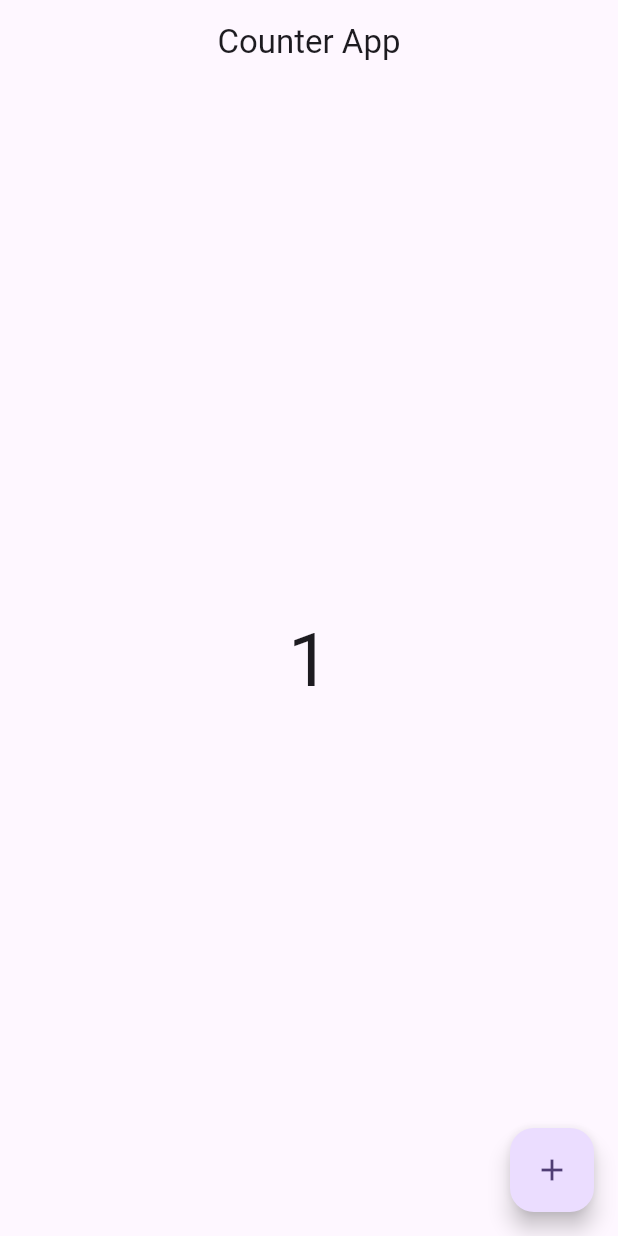
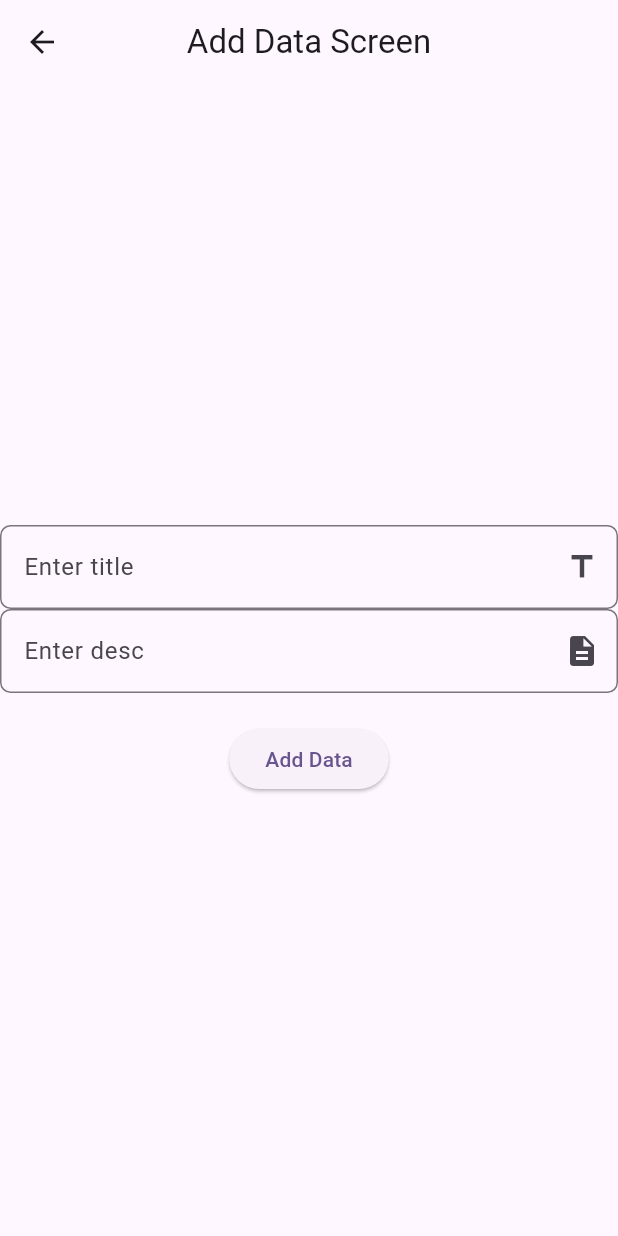
Before and after one commit to kalashkose0/GetX, a Flutter app: the screen it shows after launch, after a tap on the "add" icon, on a phone screen of 412 x 824 dp. Run offline on Flutter 3.47's test engine with Material 3 defaults, Android fonts, the phone set to English and light mode, and no system bars; our stand-ins replace get, sqflite; accounts and stored records are empty.

Commit message:
database

```diff
--- /dev/null
+++ b/lib/controllers/dbHelperController.dart
@@ -0,0 +1,18 @@
+import 'package:get/get.dart';
+import 'package:getx/database/dbhelper.dart';
+import 'package:getx/models/notesmodel.dart';
+import 'package:getx/controllers/counterController.dart';
+
+class DbHelperController extends GetxController {
+  final DbHelper dbHelper = Get.put(DbHelper());
+  var notes = <NotesModel>[].obs;
+  Future<void> addNotes(NotesModel newnote) async {
+    await dbHelper.addNotes(newnote);
+    notes.add(newnote);
+  }
+
+  Future<void> fetchNotes() async {
+    await dbHelper.getNotes();
+    notes.assignAll(await dbHelper.getNotes());
+  }
+}
--- /dev/null
+++ b/lib/database/dbhelper.dart
@@ -0,0 +1,63 @@
+import 'dart:io';
+import 'package:get/get.dart';
+import 'package:path/path.dart';
+import 'package:path_provider/path_provider.dart';
+import 'package:sqflite/sqflite.dart';
+import '../Models/notesmodel.dart';
+
+class DbHelper extends GetxController{
+  static final DbHelper db = DbHelper();
+  Database? _database;
+  static const Note_table = "notes_table";
+  static const Note_id = "notes_id";
+  static const Note_title = "notes_title";
+  static const Note_desc = "notes_desc";
+
+  Future<Database> getDb() async {
+    if (_database != null) {
+      return _database!;
+    } else {
+      return await initDb();
+    }
+  }
+
+  Future<Database> initDb() async {
+    Directory directory = await getApplicationDocumentsDirectory();
+    var dbpath = join(directory.path + "notesdb.db");
+    return openDatabase(dbpath, version: 1, onCreate: (db, version) {
+      return db.execute(
+          "create table $Note_table ( $Note_id integer primary key autoincrement, $Note_title text, $Note_desc text ) ");
+    });
+  }
+
+  Future<bool> addNotes(NotesModel notesModel) async {
+    var db = await getDb();
+    int count = await db.insert(Note_table, notesModel.toMap());
+    return count > 0;
+  }
+
+  Future<List<NotesModel>> getNotes() async {
+    var db = await getDb();
+    List<NotesModel> listNotes = [];
+    var data = await db.query(Note_table);
+    for (Map<String, dynamic> eachdata in data) {
+      NotesModel newdata = NotesModel.fromMap(eachdata);
+      listNotes.add(newdata);
+    }
+    return listNotes;
+  }
+
+  Future<bool> UpdateNotes(NotesModel notesModel) async {
+    var db = await getDb();
+    var count = await db.update(Note_table, notesModel.toMap(),
+        where: "$Note_id=${notesModel.noteid}");
+    return count > 0;
+  }
+
+  Future<bool> DeleteNotes(int id) async {
+    var db = await getDb();
+    var count1 = await db.delete(Note_table,
+        where: "$Note_id=?", whereArgs: [id.toString()]);
+    return count1 > 0;
+  }
+}
--- a/lib/main.dart
+++ b/lib/main.dart
@@ -1,6 +1,7 @@
 import 'package:flutter/material.dart';
 import 'package:get/get.dart';
-import 'package:getx/counterApp.dart';
+import 'package:getx/views/counterApp.dart';
+import 'package:getx/views/notesapp.dart';
 
 void main() {
   runApp(const MyApp());
@@ -17,7 +18,7 @@ class MyApp extends StatelessWidget {
         colorScheme: ColorScheme.fromSeed(seedColor: Colors.deepPurple),
         useMaterial3: true,
       ),
-      home: counterApp(),
+      home: NotesApp(),
     );
   }
 }
--- /dev/null
+++ b/lib/models/notesmodel.dart
@@ -0,0 +1,23 @@
+import 'package:getx/database/dbhelper.dart';
+
+class NotesModel {
+  int? noteid;
+  String title;
+  String desc;
+  NotesModel({required this.title, required this.desc, this.noteid});
+
+  factory NotesModel.fromMap(Map<String, dynamic> map) {
+    return NotesModel(
+        title: map[DbHelper.Note_title],
+        desc: map[DbHelper.Note_desc],
+        noteid: map[DbHelper.Note_id]);
+  }
+
+  Map<String, dynamic> toMap() {
+    return {
+      DbHelper.Note_id: noteid,
+      DbHelper.Note_title: title,
+      DbHelper.Note_desc: desc
+    };
+  }
+}
--- /dev/null
+++ b/lib/views/addDataScreen.dart
@@ -0,0 +1,49 @@
+import 'package:flutter/material.dart';
+import 'package:get/get.dart';
+import 'package:getx/controllers/dbHelperController.dart';
+import 'package:getx/models/notesmodel.dart';
+import 'package:getx/views/widgets/uihelper.dart';
+
+class AddDataScreen extends StatelessWidget {
+  TextEditingController titlecontroller = TextEditingController();
+  TextEditingController desccontroller = TextEditingController();
+  final DbHelperController dbHelperController = Get.put(DbHelperController());
+
+  @override
+  Widget build(BuildContext context) {
+    return Scaffold(
+      appBar: AppBar(
+        title: Text("Add Data Screen"),
+        centerTitle: true,
+      ),
+      body: Column(
+        mainAxisAlignment: MainAxisAlignment.center,
+        children: [
+          UiHelper.CustomTextField(
+              controller: titlecontroller,
+              text: "Enter title",
+              iconData: Icons.title),
+          UiHelper.CustomTextField(
+              controller: desccontroller,
+              text: "Enter desc",
+              iconData: Icons.description),
+          SizedBox(
+            height: 20,
+          ),
+          ElevatedButton(onPressed: () {}, child: Text("Add Data"))
+        ],
+      ),
+    );
+  }
+
+  addData(String title, String desc, BuildContext context) {
+    if (title == "" || desc == "") {
+      return ScaffoldMessenger.of(context)
+          .showSnackBar(SnackBar(content: Text("Enter Required Field's")));
+    } else {
+      final newnote = NotesModel(title: title, desc: desc);
+      dbHelperController.addNotes(newnote);
+      Get.back();
+    }
+  }
+}
--- a/lib/counterApp.dart
+++ b/lib/views/counterApp.dart
@@ -1,6 +1,6 @@
 import 'package:flutter/material.dart';
 import 'package:get/get.dart';
-import 'package:getx/counterController.dart';
+import 'package:getx/controllers/counterController.dart';
 
 class counterApp extends StatelessWidget {
   final CounterController counter = Get.put(CounterController());
--- /dev/null
+++ b/lib/views/notesapp.dart
@@ -0,0 +1,32 @@
+import 'package:flutter/material.dart';
+import 'package:get/get.dart';
+import 'package:getx/controllers/dbHelperController.dart';
+import 'package:getx/views/addDataScreen.dart';
+
+class NotesApp extends StatelessWidget {
+  final DbHelperController dbHelperController = Get.put(DbHelperController());
+  @override
+  Widget build(BuildContext context) {
+    return Scaffold(
+      appBar: AppBar(
+        title: Text("Notes App"),
+        centerTitle: true,
+      ),
+      body: ListView.builder(itemBuilder: (context, index) {
+        var data = dbHelperController.notes[index];
+        return ListTile(
+          leading: Text("${index + 1}"),
+          title: Text(data.title),
+          subtitle: Text(data.desc),
+        );
+      },
+      itemCount: dbHelperController.notes.length  ,),
+      floatingActionButton: FloatingActionButton(
+        onPressed: () {
+          Get.to(AddDataScreen());
+        },
+        child: Icon(Icons.add),
+      ),
+    );
+  }
+}
--- /dev/null
+++ b/lib/views/widgets/uihelper.dart
@@ -0,0 +1,19 @@
+import 'package:flutter/material.dart';
+import 'package:flutter/widgets.dart';
+
+class UiHelper {
+  static CustomTextField(
+      {required TextEditingController controller,
+      required String text,
+      required IconData iconData}) {
+    return TextField(
+      controller: controller,
+      decoration: InputDecoration(
+          hintText: text,
+          suffixIcon: Icon(iconData),
+          border: OutlineInputBorder(
+            borderRadius: BorderRadius.circular(7),
+          )),
+    );
+  }
+}
--- a/pubspec.yaml
+++ b/pubspec.yaml
@@ -36,6 +36,8 @@ dependencies:
   # Use with the CupertinoIcons class for iOS style icons.
   cupertino_icons: ^1.0.6
   get: ^4.6.6
+  path_provider: ^2.1.4
+  sqflite: ^2.3.3+1
 
 dev_dependencies:
   flutter_test:
```
Also changed, not shown: lib/controllers/counterController.dart (renamed from lib/counterController.dart), pubspec.lock, 1 other file.
